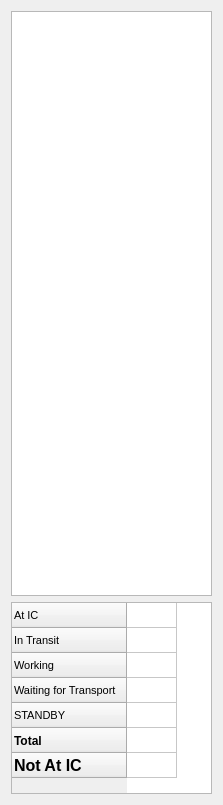
The window that designer/teamTabsPopup.ui (ncssar/radiolog) describes before a commit, drawn with Qt 5.
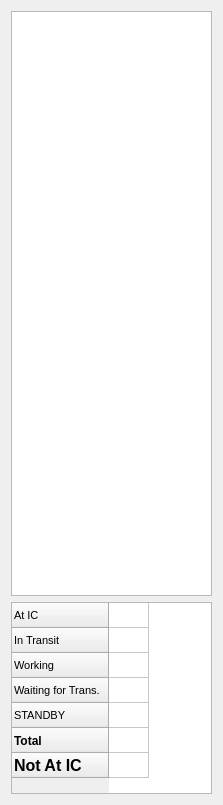
The same window after the commit.

The edit to the form file:
```diff
--- a/designer/teamTabsPopup.ui
+++ b/designer/teamTabsPopup.ui
@@ -56,7 +56,10 @@
       <bool>false</bool>
      </attribute>
      <attribute name="horizontalHeaderDefaultSectionSize">
-      <number>50</number>
+      <number>40</number>
+     </attribute>
+     <attribute name="horizontalHeaderMinimumSectionSize">
+      <number>40</number>
      </attribute>
      <attribute name="verticalHeaderDefaultSectionSize">
       <number>25</number>
@@ -78,7 +81,7 @@
      </row>
      <row>
       <property name="text">
-       <string>Waiting for Transport</string>
+       <string>Waiting for Trans.</string>
       </property>
      </row>
      <row>
```
Left out of the diff: 2 changed lines with no effect on the pictures.
